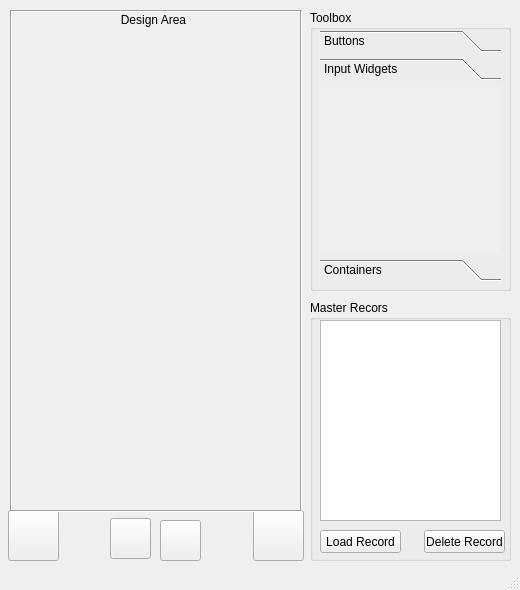
First picture: the form in mainwindow.ui, repository abigdreamer/Objectwheelprivate, before the edit.
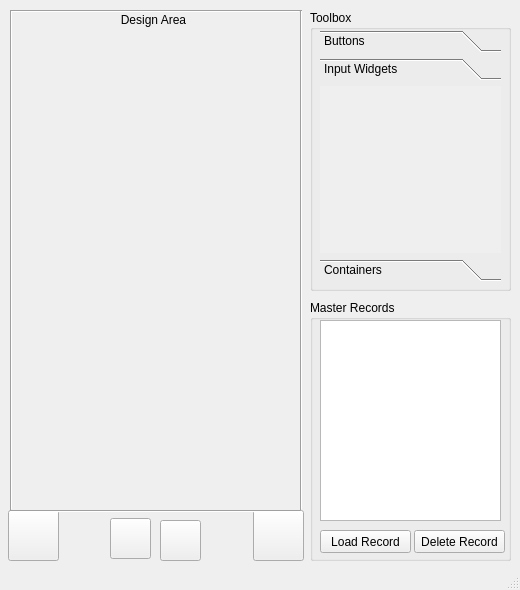
Second picture: the form after the edit. Icons and pictures are not drawn.

Commit message: Solve a few problem on Redo-Undo

Diff of the .ui file:
```diff
--- a/mainwindow.ui
+++ b/mainwindow.ui
@@ -118,7 +118,7 @@
       </rect>
      </property>
      <property name="title">
-      <string>Master Recors</string>
+      <string>Master Records</string>
      </property>
      <widget class="QListWidget" name="masterRecordList">
       <property name="geometry">
@@ -135,7 +135,7 @@
        <rect>
         <x>10</x>
         <y>230</y>
-        <width>81</width>
+        <width>91</width>
         <height>23</height>
        </rect>
       </property>
@@ -149,9 +149,9 @@
      <widget class="QPushButton" name="deleteMasterButton">
       <property name="geometry">
        <rect>
-        <x>114</x>
+        <x>104</x>
         <y>230</y>
-        <width>81</width>
+        <width>91</width>
         <height>23</height>
        </rect>
       </property>
```
The commit also changes 2 other files.
